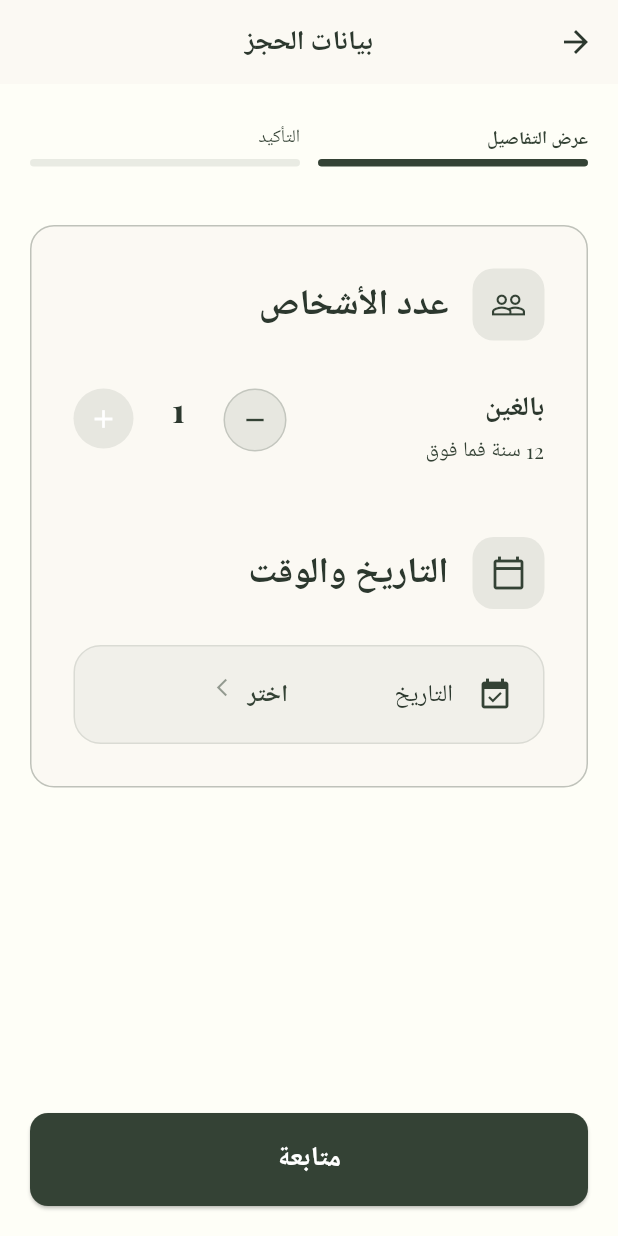
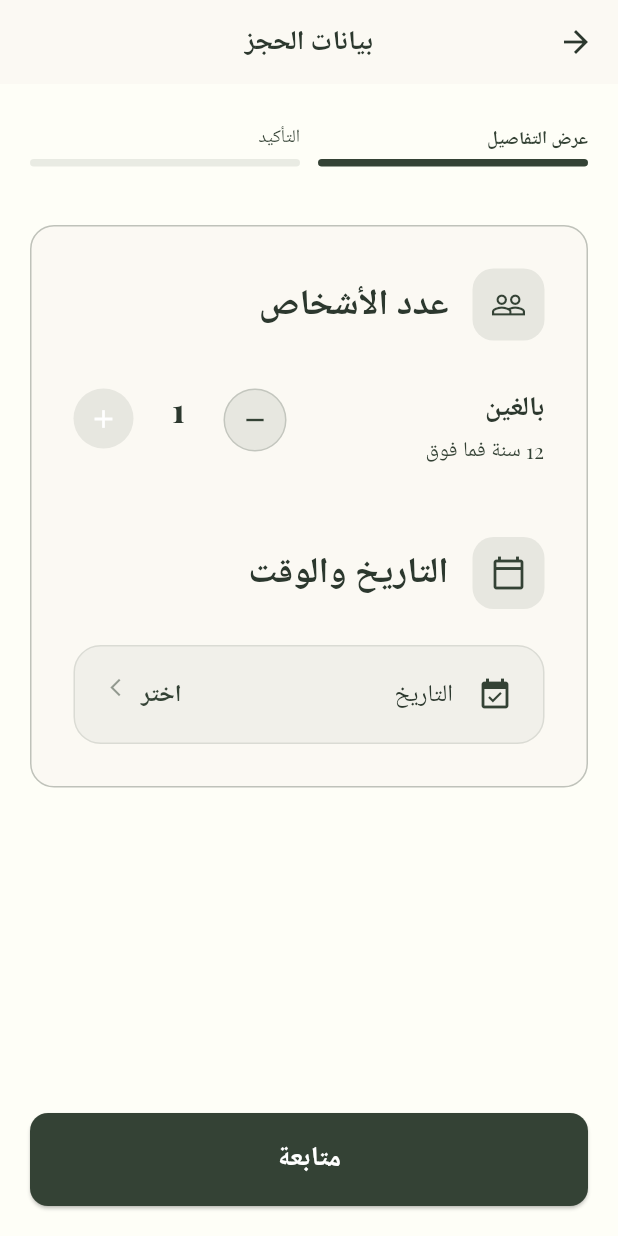
Before and after one commit to RamsesFahd/athar_app, a Flutter app: the BookingFormScreen screen opened directly with empty values, on a phone screen of 412 x 824 dp. Run offline on Flutter 3.47's test engine with Material 3 defaults, Android fonts, the phone set to English and light mode, and no system bars; our stand-ins replace cached_network_image, cloud_firestore, cloud_functions, firebase_auth, firebase_core, firebase_messaging and 16 more; missing offline and left inert: firebase_app_check; accounts and stored records are empty; generated files the repository leaves out were written again; network calls fail.

Commit message:
Fix booking form picker responsiveness for real devices and remove landmarks filter from interactive map

```diff
--- a/lib/features/guide_market/screens/booking_form_screen.dart
+++ b/lib/features/guide_market/screens/booking_form_screen.dart
@@ -254,14 +254,19 @@ class BookingFormScreen extends ConsumerWidget {
           children: [
             Icon(icon, color: theme.colorScheme.primary, size: 24),
             const SizedBox(width: 16),
+     Flexible(
+  fit: FlexFit.tight,
+  child: Text(
+    label,
+    style: theme.textTheme.bodyLarge,
+    overflow: TextOverflow.ellipsis,
+  ),
+),
+            const SizedBox(width: 12),
             Expanded(
-              child: Text(label, style: theme.textTheme.bodyLarge),
-            ),
-            const SizedBox(width: 12),
-            Flexible(
-              child: Text(
-                value,
-                maxLines: 2,
+  child: Text(
+    value,
+    maxLines: 1,
                 overflow: TextOverflow.ellipsis,
                 textAlign: TextAlign.end,
                 style: theme.textTheme.bodyLarge?.copyWith(
--- a/lib/features/interactive_map/widgets/map_filter_chips.dart
+++ b/lib/features/interactive_map/widgets/map_filter_chips.dart
@@ -23,8 +23,6 @@ class MapFilterChips extends ConsumerWidget {
       child: Row(
         children: [
           _chip(context, l10n.filterAll, MapFilter.all),
-          const SizedBox(width: 8),
-          _chip(context, l10n.mapLandmarks, MapFilter.landmarks),
           const SizedBox(width: 8),
           _chip(context, l10n.mapAttractions, MapFilter.attractions),
           const SizedBox(width: 8),
```
